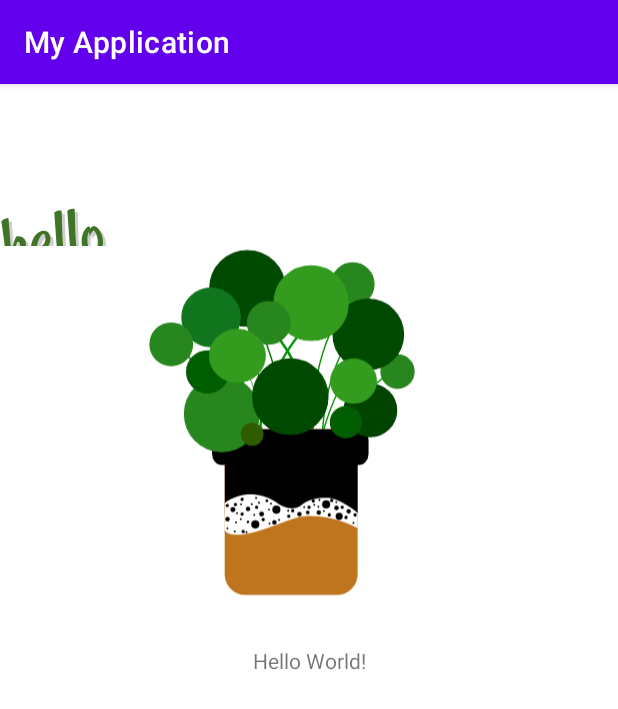
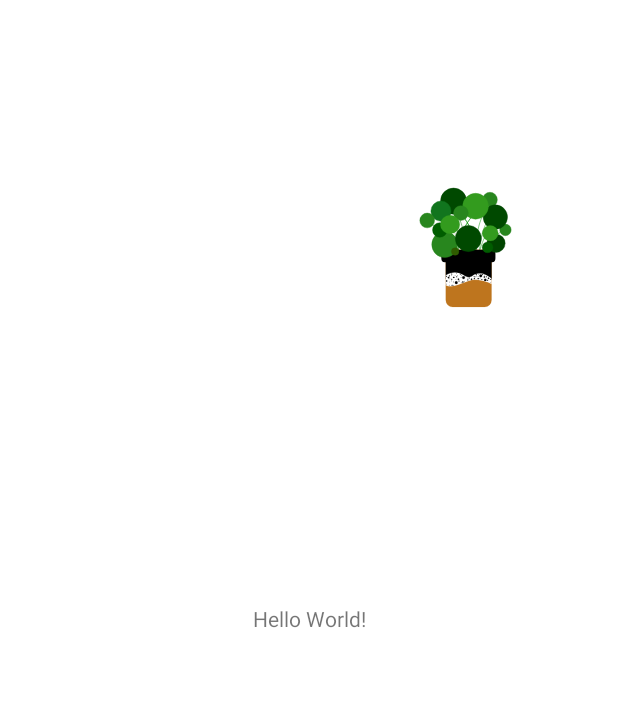
Before and after one commit to Zamerykanizowana/plandai, an Android app: the screen it shows after launch (MainActivity), on a phone screen of 412 x 824 dp. Shown: the top 709 px of the screen. Run offline under Robolectric (Android 15) with nearby library versions, the phone set to English and light mode, and no system bars.

Commit message:
Add basic change from previous project

```diff
--- a/app/src/main/res/layout/activity_main.xml
+++ b/app/src/main/res/layout/activity_main.xml
@@ -7,6 +7,7 @@
     tools:context=".MainActivity">
 
     <TextView
+        android:id="@+id/textView"
         android:layout_width="wrap_content"
         android:layout_height="wrap_content"
         android:text="Hello World!"
@@ -16,19 +17,15 @@
         app:layout_constraintTop_toTopOf="parent" />
 
     <ImageView
-        android:id="@+id/imageView4"
-        android:layout_width="wrap_content"
-        android:layout_height="wrap_content"
-        app:srcCompat="@drawable/logo_foreground"
-        tools:layout_editor_absoluteX="44dp"
-        tools:layout_editor_absoluteY="42dp" />
-
-    <ImageView
         android:id="@+id/imageView5"
-        android:layout_width="376dp"
-        android:layout_height="451dp"
-        app:srcCompat="@drawable/pilea_foreground"
-        tools:layout_editor_absoluteX="19dp"
-        tools:layout_editor_absoluteY="249dp" />
+        android:layout_width="130dp"
+        android:layout_height="143dp"
+        app:layout_constraintBottom_toBottomOf="parent"
+        app:layout_constraintEnd_toEndOf="parent"
+        app:layout_constraintHorizontal_bias="0.871"
+        app:layout_constraintStart_toStartOf="parent"
+        app:layout_constraintTop_toTopOf="parent"
+        app:layout_constraintVertical_bias="0.137"
+        app:srcCompat="@drawable/pilea_foreground" />
 
 </androidx.constraintlayout.widget.ConstraintLayout>
--- a/app/src/main/res/values-night/themes.xml
+++ b/app/src/main/res/values-night/themes.xml
@@ -1,13 +1,13 @@
 <resources xmlns:tools="http://schemas.android.com/tools">
     <!-- Base application theme. -->
-    <style name="Theme.MyApplication" parent="Theme.MaterialComponents.DayNight.DarkActionBar">
+    <style name="Theme.MyApplication" parent="Theme.MaterialComponents.DayNight.NoActionBar">
         <!-- Primary brand color. -->
-        <item name="colorPrimary">@color/purple_200</item>
-        <item name="colorPrimaryVariant">@color/purple_700</item>
-        <item name="colorOnPrimary">@color/black</item>
+        <item name="colorPrimary">@color/button_green</item>
+        <item name="colorPrimaryVariant">@color/dark_green</item>
+        <item name="colorOnPrimary">@color/white</item>
         <!-- Secondary brand color. -->
-        <item name="colorSecondary">@color/teal_200</item>
-        <item name="colorSecondaryVariant">@color/teal_200</item>
+        <item name="colorSecondary">@color/grey_20</item>
+        <item name="colorSecondaryVariant">@color/grey_30</item>
         <item name="colorOnSecondary">@color/black</item>
         <!-- Status bar color. -->
         <item name="android:statusBarColor" tools:targetApi="l">?attr/colorPrimaryVariant</item>
--- a/app/src/main/res/values/colors.xml
+++ b/app/src/main/res/values/colors.xml
@@ -3,8 +3,11 @@
     <color name="purple_200">#FFBB86FC</color>
     <color name="purple_500">#FF6200EE</color>
     <color name="purple_700">#FF3700B3</color>
-    <color name="teal_200">#FF03DAC5</color>
-    <color name="teal_700">#FF018786</color>
+    <color name="grey_30">#303030</color>
+    <color name="grey_20">#202020</color>
     <color name="black">#FF000000</color>
     <color name="white">#FFFFFFFF</color>
+    <color name="bgc_green">#708D40</color>
+    <color name="button_green">#405910</color>
+    <color name="dark_green">#203700</color>
 </resources>
--- a/app/src/main/res/values/strings.xml
+++ b/app/src/main/res/values/strings.xml
@@ -1,3 +1,3 @@
 <resources>
-    <string name="app_name">My Application</string>
+    <string name="app_name">Hello Plandaí</string>
 </resources>
--- a/app/src/main/res/values/themes.xml
+++ b/app/src/main/res/values/themes.xml
@@ -1,13 +1,13 @@
 <resources xmlns:tools="http://schemas.android.com/tools">
     <!-- Base application theme. -->
-    <style name="Theme.MyApplication" parent="Theme.MaterialComponents.DayNight.DarkActionBar">
+    <style name="Theme.MyApplication" parent="Theme.MaterialComponents.DayNight.NoActionBar">
         <!-- Primary brand color. -->
-        <item name="colorPrimary">@color/purple_500</item>
-        <item name="colorPrimaryVariant">@color/purple_700</item>
+        <item name="colorPrimary">@color/button_green</item>
+        <item name="colorPrimaryVariant">@color/dark_green</item>
         <item name="colorOnPrimary">@color/white</item>
         <!-- Secondary brand color. -->
-        <item name="colorSecondary">@color/teal_200</item>
-        <item name="colorSecondaryVariant">@color/teal_700</item>
+        <item name="colorSecondary">@color/grey_20</item>
+        <item name="colorSecondaryVariant">@color/grey_30</item>
         <item name="colorOnSecondary">@color/black</item>
         <!-- Status bar color. -->
         <item name="android:statusBarColor" tools:targetApi="l">?attr/colorPrimaryVariant</item>
```
